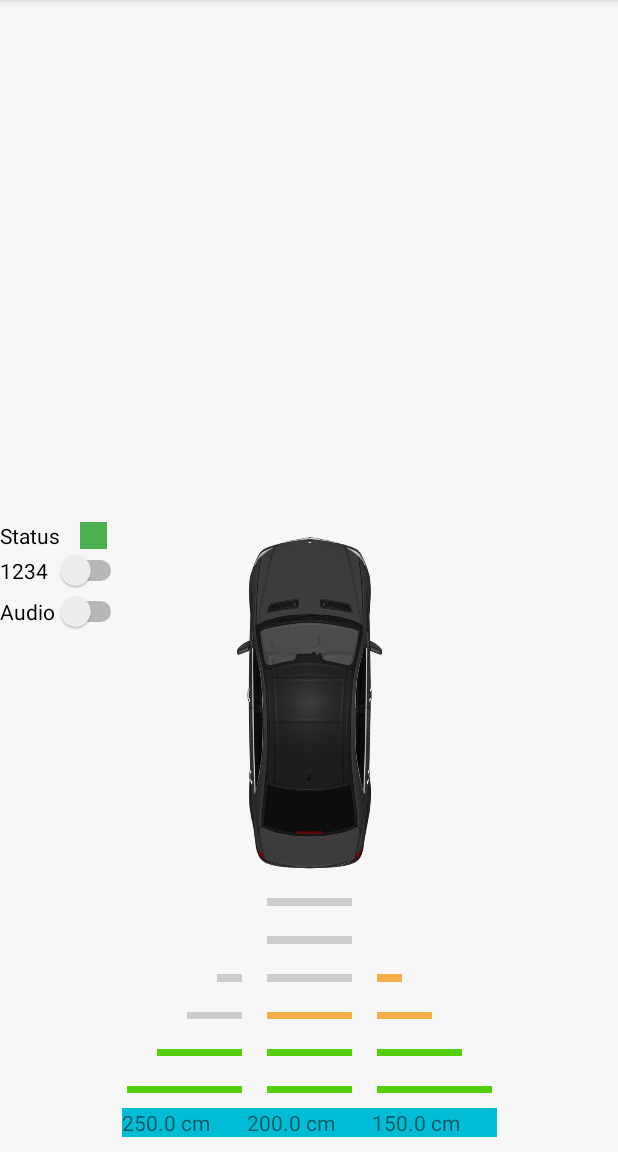
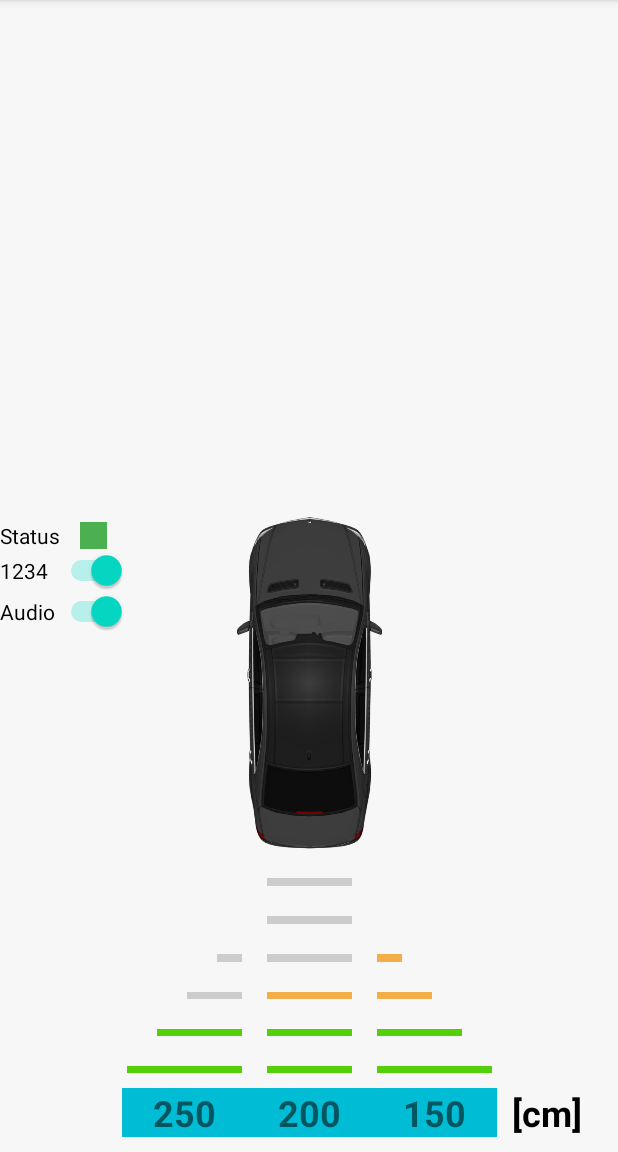
Before and after one commit to emanuelena49/iot-parking-app, an Android app: the screen it shows after launch (MainActivity), on a phone screen of 412 x 824 dp, the part 84-1236 px from its top. Run offline under Robolectric (Android 15) with nearby library versions, the phone set to English and light mode, and no system bars.

Commit message:
Some refinement on UI

```diff
--- a/app/src/main/java/uniud/iot/lab/MainActivity.java
+++ b/app/src/main/java/uniud/iot/lab/MainActivity.java
@@ -19,6 +19,7 @@ import uniud.iot.lab.dataProvider.DistancesProvider;
 import uniud.iot.lab.dataProvider.update.CreateDistanceUpdaterService;
 import uniud.iot.lab.dataProvider.update.updater.Updater;
 import uniud.iot.lab.dataProvider.update.updater.exceptions.UpdaterAlreadyRunningException;
+import uniud.iot.lab.ui.DistancesAudioAlert;
 import uniud.iot.lab.ui.GraphicalDistanceColumnCell;
 import uniud.iot.lab.ui.GraphicalDistancesColumn;
 import uniud.iot.lab.ui.GraphicalDistancesDisplay;
@@ -49,6 +50,12 @@ public class MainActivity extends AppCompatActivity {
 
         NumericalDistancesDisplay numericalDistancesDisplay =
                 buildNumericalDistanceDisplay(distancesProvider);
+
+        // todo: real audio alert
+        DistancesAudioAlert audioAlert = new DistancesAudioAlert(distancesProvider);
+
+        // init the aside switches
+        manageAsideSwitches(numericalDistancesDisplay, audioAlert);
 
         // run the updater
         try {
@@ -213,6 +220,7 @@ public class MainActivity extends AppCompatActivity {
             }
         });
 
+        // manage audio alert
         Switch audioAlertSwitch = (Switch) findViewById(R.id.controlAudioAlert);
         audioAlertSwitch.setOnCheckedChangeListener(new CompoundButton.OnCheckedChangeListener() {
             public void onCheckedChanged(CompoundButton buttonView, boolean isChecked) {
--- /dev/null
+++ b/app/src/main/java/uniud/iot/lab/ui/DistancesAudioAlert.java
@@ -0,0 +1,36 @@
+package uniud.iot.lab.ui;
+
+import java.util.Observable;
+import java.util.Observer;
+
+import uniud.iot.lab.dataProvider.DistancesProvider;
+import uniud.iot.lab.utils.Activable;
+
+/**
+ * A tool to alert with an incremental "bip bip bip" when distance is
+ * becoming too short.
+ */
+public class DistancesAudioAlert implements Activable, Observer {
+
+    boolean active;
+
+    public DistancesAudioAlert(DistancesProvider distanceProvider) {
+        // todo: implement
+    }
+
+    @Override
+    public void activate() { active = true; }
+
+    @Override
+    public void deactivate() { active = false; }
+
+    @Override
+    public boolean isActive() {
+        return active;
+    }
+
+    @Override
+    public void update(Observable o, Object arg) {
+
+    }
+}
--- a/app/src/main/java/uniud/iot/lab/ui/NumericalDistancesDisplay.java
+++ b/app/src/main/java/uniud/iot/lab/ui/NumericalDistancesDisplay.java
@@ -42,20 +42,33 @@ public class NumericalDistancesDisplay implements Activable, DistancesDisplay, O
         activate();
     }
 
+    private static String distanceToString(Float value) {
+
+        // round it and get it as string
+        Integer roundedValue = Math.round(value);
+        String strValue = roundedValue.toString();
+
+        // append missing zeros (ex. "15" -> "015")
+        // to obtain an uniform style
+        for (int i=strValue.length(); i<3; i++) {
+            strValue = "0".concat(strValue);
+        }
+
+        return strValue;
+    }
+
     @Override
     public void renderDistances(Float d1, Float d2, Float d3) {
 
-        String measureUnit = " cm";
-
-        d1View.setText(d1.toString().concat(measureUnit));
-        d2View.setText(d2.toString().concat(measureUnit));
-        d3View.setText(d3.toString().concat(measureUnit));
+        d1View.setText(distanceToString(d1));
+        d2View.setText(distanceToString(d2));
+        d3View.setText(distanceToString(d3));
     }
 
     @Override
     public void setError() {
 
-        String noValue = "--.-- cm";
+        String noValue = "---";
 
         d1View.setText(noValue);
         d2View.setText(noValue);
--- a/app/src/main/res/layout/activity_main.xml
+++ b/app/src/main/res/layout/activity_main.xml
@@ -64,7 +64,10 @@
                 android:layout_height="wrap_content"
                 android:layout_weight="1"
                 android:background="#00BCD4"
-                android:text="C.D. cm" />
+                android:text="---"
+                android:textAlignment="center"
+                android:textSize="24sp"
+                android:textStyle="bold" />
 
             <TextView
                 android:id="@+id/distanceLabelCenter"
@@ -72,7 +75,10 @@
                 android:layout_height="wrap_content"
                 android:layout_weight="1"
                 android:background="#00BCD4"
-                android:text="C.D. cm" />
+                android:text="---"
+                android:textAlignment="center"
+                android:textSize="24sp"
+                android:textStyle="bold" />
 
             <TextView
                 android:id="@+id/distanceLabelRight"
@@ -80,7 +86,10 @@
                 android:layout_height="wrap_content"
                 android:layout_weight="1"
                 android:background="#00BCD4"
-                android:text="R.D. cm" />
+                android:text="---"
+                android:textAlignment="center"
+                android:textSize="24sp"
+                android:textStyle="bold" />
         </LinearLayout>
 
     </LinearLayout>
@@ -131,6 +140,7 @@
                 android:id="@+id/controlNumericalDistance"
                 android:layout_width="wrap_content"
                 android:layout_height="wrap_content"
+                android:checked="true"
                 android:text="1234" />
         </TableRow>
 
@@ -142,9 +152,23 @@
                 android:id="@+id/controlAudioAlert"
                 android:layout_width="wrap_content"
                 android:layout_height="wrap_content"
+                android:checked="true"
                 android:text="Audio" />
         </TableRow>
 
     </TableLayout>
 
+    <TextView
+        android:id="@+id/distancesMeasureUnit"
+        android:layout_width="wrap_content"
+        android:layout_height="wrap_content"
+        android:layout_marginEnd="24dp"
+        android:layout_marginBottom="10dp"
+        android:text="[cm]"
+        android:textColor="#000000"
+        android:textSize="24sp"
+        android:textStyle="bold"
+        app:layout_constraintBottom_toBottomOf="parent"
+        app:layout_constraintEnd_toEndOf="parent" />
+
 </androidx.constraintlayout.widget.ConstraintLayout>
```
